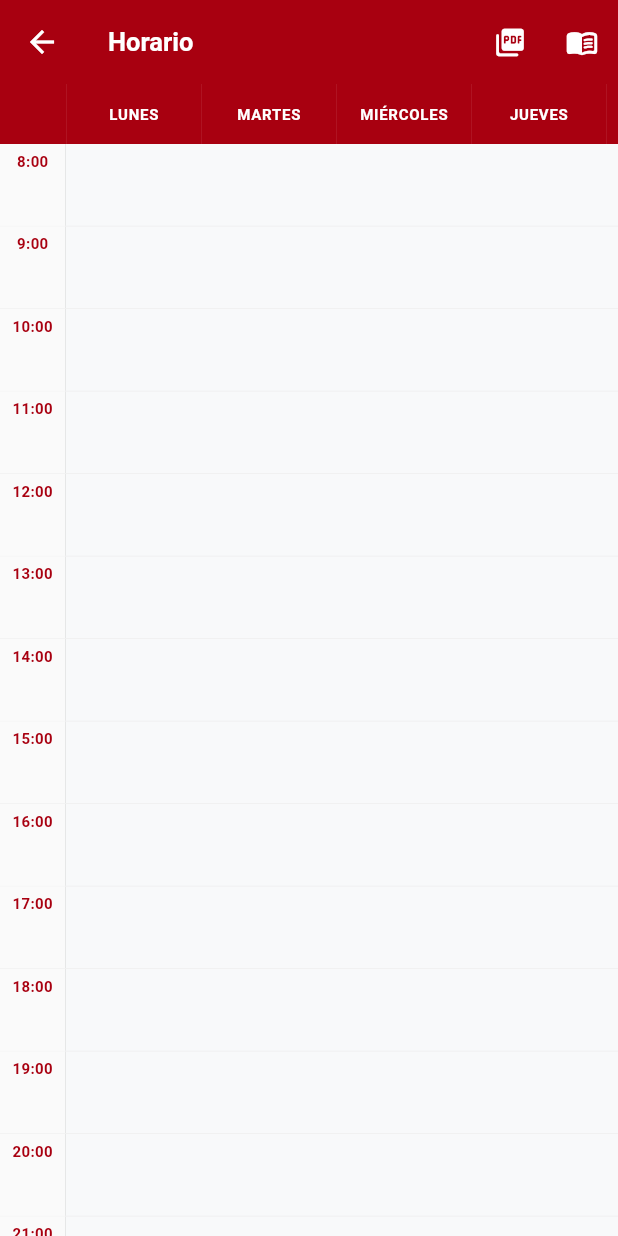
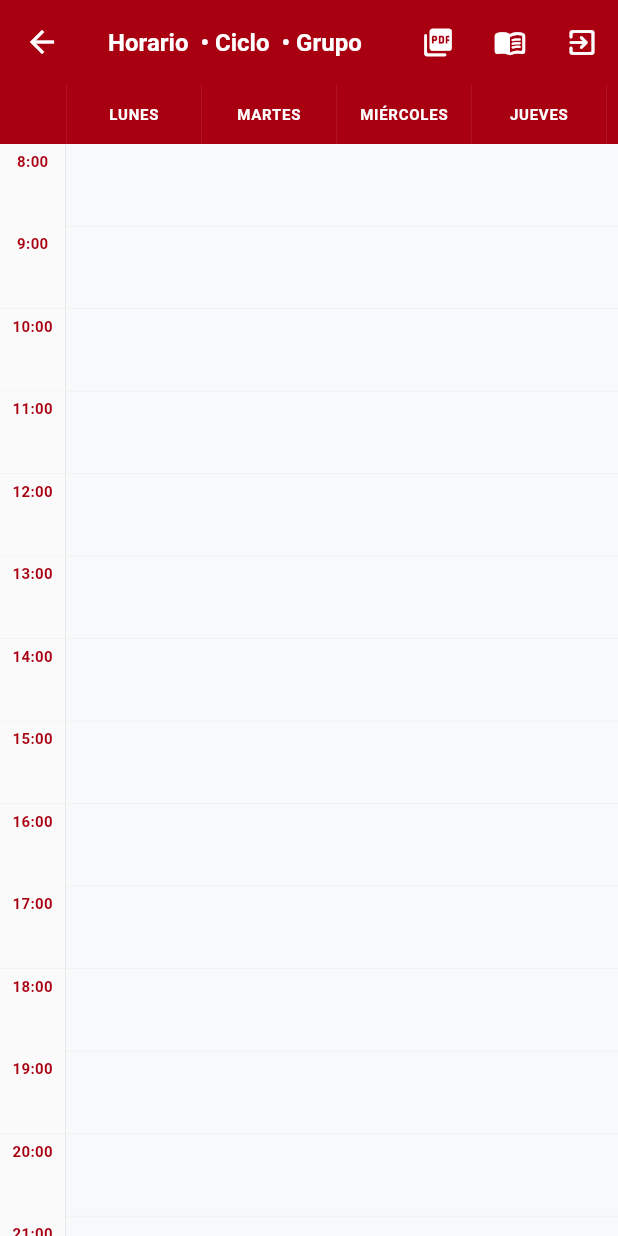
Before and after one commit to jado21/GestionAppMovil, a Flutter app: the ResultadoScreen screen opened directly with empty values, on a phone screen of 412 x 824 dp. Run offline on Flutter 3.47's test engine with Material 3 defaults, Android fonts, the phone set to English and light mode, and no system bars; our stand-ins replace pdf, printing, shared_preferences; accounts and stored records are empty; network calls fail.

Commit message:
Adición del botón de exit, cambios en el encabezado de horario y cursos, y versión responsive design.

```diff
--- a/lib/main.dart
+++ b/lib/main.dart
@@ -1,5 +1,5 @@
 import 'package:flutter/material.dart';
-import 'package:mobile_app_test/screens/welcome_screen.dart';
+import 'package:mobile_app_test/screens/bienvenida_screen.dart';
 
 void main() {
   runApp(const MyApp());
--- a/lib/models/horario_response.dart
+++ b/lib/models/horario_response.dart
@@ -1,4 +1,3 @@
-
 import 'clase.dart';
 
 class HorarioResponse {
--- a/lib/screens/schedule_screen.dart
+++ b/lib/screens/horario_screen.dart
@@ -1,4 +1,5 @@
 import 'package:flutter/material.dart';
+import 'package:flutter/services.dart';
 import 'package:pdf/pdf.dart';
 import 'package:pdf/widgets.dart' as pw;
 import 'package:printing/printing.dart';
@@ -9,18 +10,29 @@ import 'cursos_screen.dart';
 
 class ResultadoScreen extends StatefulWidget {
   final HorarioResponse horarioResponse;
+  final String periodo;
+  final String escuela;
+  final String ciclo;
+  final String grupo;
 
-  const ResultadoScreen({super.key, required this.horarioResponse});
+  const ResultadoScreen({
+    super.key,
+    required this.horarioResponse,
+    required this.periodo,
+    required this.escuela,
+    required this.ciclo,
+    required this.grupo,
+  });
 
   @override
   State<ResultadoScreen> createState() => _ResultadoScreenState();
 }
 
 class _ResultadoScreenState extends State<ResultadoScreen> {
-  final double widthColumnaHora = 44.0;
-  final double widthColumnaDia = 90.0;
-  final double heightHora = 55.0;
-  final double heightHeader = 40.0;
+  final double anchoColumnaHora = 44.0;
+  double anchoColumnaDia = 90.0;
+  final double altoHora = 55.0;
+  final double altoCabecera = 40.0;
   final Color rojoOscuro = const Color(0xFFA80010);
 
   final int horaInicioGlobal = 8;
@@ -262,21 +274,62 @@ class _ResultadoScreenState extends State<ResultadoScreen> {
   Future<void> _exportarPDF() async {
     final pdf = pw.Document();
 
+    final String tituloPrincipal = 'Horario ${widget.periodo} | Ciclo ${widget.ciclo} | Grupo ${widget.grupo}';
+    final String subtitulo = (widget.ciclo == '1' || widget.ciclo == 'I') ? '' : widget.escuela;
+    final double altoHeaderPdf = subtitulo.isEmpty ? 35.0 : 45.0;
+
+    final double anchoColumnaDiaPdf = (PdfPageFormat.a4.width - anchoColumnaHora) / diasSemana.length;
+
     final double anchoTotal =
-        widthColumnaHora + (diasSemana.length * widthColumnaDia);
+        anchoColumnaHora + (diasSemana.length * anchoColumnaDiaPdf);
     final double altoTotal =
-        heightHeader + ((horaFinGlobal - horaInicioGlobal + 1) * heightHora);
+        altoCabecera + ((horaFinGlobal - horaInicioGlobal + 1) * altoHora) + altoHeaderPdf;
 
     pdf.addPage(
       pw.Page(
         pageFormat: PdfPageFormat(anchoTotal, altoTotal, marginAll: 0),
         build: (pw.Context context) {
-          return pw.Stack(
+          return pw.Column(
+            crossAxisAlignment: pw.CrossAxisAlignment.start,
             children: [
-              _dibujarGrillaPdf(
-                  horaFinGlobal - horaInicioGlobal + 1, horaInicioGlobal, anchoTotal),
-              _dibujarCabecerasPdf(),
-              ..._generarBloquesPdf(horaInicioGlobal),
+              pw.Padding(
+                padding: const pw.EdgeInsets.only(left: 10, top: 10, right: 10),
+                child: pw.Column(
+                  crossAxisAlignment: pw.CrossAxisAlignment.start,
+                  children: [
+                    pw.Text(
+                      tituloPrincipal,
+                      style: pw.TextStyle(
+                        fontSize: 14,
+                        fontWeight: pw.FontWeight.bold,
+                      ),
+                    ),
+                    if (subtitulo.isNotEmpty) ...[
+                      pw.SizedBox(height: 3),
+                      pw.Text(
+                        subtitulo,
+                        style: const pw.TextStyle(
+                          fontSize: 10,
+                          color: PdfColors.grey700,
+                        ),
+                      ),
+                    ],
+                  ],
+                ),
+              ),
+              pw.SizedBox(height: 5),
+              pw.SizedBox(
+                width: anchoTotal,
+                height: altoTotal - altoHeaderPdf - 5,
+                child: pw.Stack(
+                  children: [
+                    _dibujarGrillaPdf(
+                        horaFinGlobal - horaInicioGlobal + 1, horaInicioGlobal, anchoTotal),
+                    _dibujarCabecerasPdf(anchoColumnaDiaPdf),
+                    ..._generarBloquesPdf(horaInicioGlobal, anchoColumnaDiaPdf),
+                  ],
+                ),
+              ),
             ],
           );
         },
@@ -293,21 +346,48 @@ class _ResultadoScreenState extends State<ResultadoScreen> {
 
   @override
   Widget build(BuildContext context) {
+    final double anchoPantalla = MediaQuery.of(context).size.width;
+    final double anchoCalculado = (anchoPantalla - anchoColumnaHora) / diasSemana.length;
+    anchoColumnaDia = anchoCalculado > 90.0 ? anchoCalculado : 90.0;
+
     final double anchoTotal =
-        widthColumnaHora + (diasSemana.length * widthColumnaDia);
+        anchoColumnaHora + (diasSemana.length * anchoColumnaDia);
     final int totalFilas = horaFinGlobal - horaInicioGlobal + 1;
-    final double altoTotal = heightHeader + (totalFilas * heightHora);
+    final double altoTotal = altoCabecera + (totalFilas * altoHora);
+
+    final String tituloPrincipal = 'Horario ${widget.periodo} • Ciclo ${widget.ciclo} • Grupo ${widget.grupo}';
+
+    final String subtitulo = (widget.ciclo == '1' || widget.ciclo == 'I')
+        ? ''
+        : widget.escuela;
 
     return Scaffold(
       backgroundColor: const Color(0xFFF8F9FA),
       appBar: AppBar(
-        title: const Text(
-          'Horario ',
-          style: TextStyle(
-            color: Colors.white,
-            fontWeight: FontWeight.bold,
-            fontSize: 17,
-          ),
+        title: Column(
+          crossAxisAlignment: CrossAxisAlignment.start,
+          mainAxisSize: MainAxisSize.min,
+          children: [
+            Text(
+              tituloPrincipal,
+              style: const TextStyle(
+                color: Colors.white,
+                fontWeight: FontWeight.bold,
+                fontSize: 16,
+              ),
+              maxLines: 1,
+              overflow: TextOverflow.ellipsis,
+            ),
+            if (subtitulo.isNotEmpty)
+              Text(
+                subtitulo,
+                style: const TextStyle(
+                  color: Colors.white70,
+                  fontSize: 13,
+                  fontWeight: FontWeight.w400,
+                ),
+              ),
+          ],
         ),
         backgroundColor: rojoOscuro,
         iconTheme: const IconThemeData(color: Colors.white),
@@ -328,7 +408,12 @@ class _ResultadoScreenState extends State<ResultadoScreen> {
                   reverseTransitionDuration: const Duration(milliseconds: 300),
                   pageBuilder: (context, animation, secondaryAnimation) {
                     return CursosScreen(
-                        horarioResponse: widget.horarioResponse);
+                      horarioResponse: widget.horarioResponse,
+                      periodo: widget.periodo,
+                      escuela: widget.escuela,
+                      ciclo: widget.ciclo,
+                      grupo: widget.grupo,
+                    );
                   },
                   transitionsBuilder:
                       (context, animation, secondaryAnimation, child) {
@@ -351,6 +436,11 @@ class _ResultadoScreenState extends State<ResultadoScreen> {
               );
             },
             tooltip: 'Ver cursos',
+          ),
+          IconButton(
+            icon: const Icon(Icons.exit_to_app_rounded, size: 22),
+            onPressed: () => SystemNavigator.pop(),
+            tooltip: 'Salir',
           ),
         ],
       ),
@@ -376,11 +466,11 @@ class _ResultadoScreenState extends State<ResultadoScreen> {
   Widget _dibujarGrillaFondoUI(int total, int inicio, double ancho) {
     return Column(
       children: [
-        SizedBox(height: heightHeader),
+        SizedBox(height: altoCabecera),
         ...List.generate(
           total,
           (i) => Container(
-            height: heightHora,
+            height: altoHora,
             width: ancho,
             decoration: BoxDecoration(
               border: Border(
@@ -390,7 +480,7 @@ class _ResultadoScreenState extends State<ResultadoScreen> {
             child: Row(
               children: [
                 Container(
-                  width: widthColumnaHora,
+                  width: anchoColumnaHora,
                   alignment: Alignment.topCenter,
                   padding: const EdgeInsets.only(top: 4),
                   decoration: BoxDecoration(
@@ -420,16 +510,16 @@ class _ResultadoScreenState extends State<ResultadoScreen> {
     return Row(
       children: [
         Container(
-          width: widthColumnaHora,
-          height: heightHeader,
+          width: anchoColumnaHora,
+          height: altoCabecera,
           decoration: BoxDecoration(
             color: rojoOscuro,
           ),
         ),
         ...diasSemana.map(
           (dia) => Container(
-            width: widthColumnaDia,
-            height: heightHeader,
+            width: anchoColumnaDia,
+            height: altoCabecera,
             decoration: BoxDecoration(
               color: rojoOscuro,
               border: Border(
@@ -476,9 +566,9 @@ class _ResultadoScreenState extends State<ResultadoScreen> {
         final double fin = _parseHora(clase.horaFin);
 
         final double top =
-            heightHeader + ((inicio - horaInicioGrid) * heightHora);
-        final double height = (fin - inicio) * heightHora;
-        final double left = widthColumnaHora + (indexColumna * widthColumnaDia);
+            altoCabecera + ((inicio - horaInicioGrid) * altoHora);
+        final double height = (fin - inicio) * altoHora;
+        final double left = anchoColumnaHora + (indexColumna * anchoColumnaDia);
 
         final Color colorFondo = _obtenerColorCurso(clase.curso);
         final Color colorTexto =
@@ -488,7 +578,7 @@ class _ResultadoScreenState extends State<ResultadoScreen> {
           Positioned(
             left: left + 1.5,
             top: top + 1,
-            width: widthColumnaDia - 3,
+            width: anchoColumnaDia - 3,
             height: height - 2,
             child: GestureDetector(
               onTap: () => _mostrarDetalleClase(clase, diaData),
@@ -573,11 +663,11 @@ class _ResultadoScreenState extends State<ResultadoScreen> {
   pw.Widget _dibujarGrillaPdf(int total, int inicio, double ancho) {
     return pw.Column(
       children: [
-        pw.SizedBox(height: heightHeader),
+        pw.SizedBox(height: altoCabecera),
         ...List.generate(
           total,
           (i) => pw.Container(
-            height: heightHora,
+            height: altoHora,
             width: ancho,
             decoration: const pw.BoxDecoration(
               border: pw.Border(bottom: pw.BorderSide(color: PdfColors.grey200)),
@@ -585,7 +675,7 @@ class _ResultadoScreenState extends State<ResultadoScreen> {
             child: pw.Row(
               children: [
                 pw.Container(
-                  width: widthColumnaHora,
+                  width: anchoColumnaHora,
                   alignment: pw.Alignment.topCenter,
                   padding: const pw.EdgeInsets.only(top: 4),
                   decoration: const pw.BoxDecoration(
@@ -609,18 +699,18 @@ class _ResultadoScreenState extends State<ResultadoScreen> {
     );
   }
 
-  pw.Widget _dibujarCabecerasPdf() {
+  pw.Widget _dibujarCabecerasPdf(double anchoColDiaPdf) {
     return pw.Row(
       children: [
         pw.Container(
-          width: widthColumnaHora,
-          height: heightHeader,
+          width: anchoColumnaHora,
+          height: altoCabecera,
           color: PdfColor.fromInt(rojoOscuro.toARGB32()),
         ),
         ...diasSemana.map(
           (dia) => pw.Container(
-            width: widthColumnaDia,
-            height: heightHeader,
+            width: anchoColDiaPdf,
+            height: altoCabecera,
             color: PdfColor.fromInt(rojoOscuro.toARGB32()),
             alignment: pw.Alignment.center,
             child: pw.Text(
@@ -637,7 +727,7 @@ class _ResultadoScreenState extends State<ResultadoScreen> {
     );
   }
 
-  List<pw.Widget> _generarBloquesPdf(int horaInicioGrid) {
+  List<pw.Widget> _generarBloquesPdf(int horaInicioGrid, double anchoColDiaPdf) {
     List<pw.Widget> bloques = [];
     if (widget.horarioResponse.horarios.isEmpty) return [];
 
@@ -658,9 +748,9 @@ class _ResultadoScreenState extends State<ResultadoScreen> {
         final double inicio = _parseHora(clase.horaInicio);
         final double fin = _parseHora(clase.horaFin);
         final double top =
-            heightHeader + ((inicio - horaInicioGrid) * heightHora);
-        final double height = (fin - inicio) * heightHora;
-        final double left = widthColumnaHora + (indexCol * widthColumnaDia);
+            altoCabecera + ((inicio - horaInicioGrid) * altoHora);
+        final double height = (fin - inicio) * altoHora;
+        final double left = anchoColumnaHora + (indexCol * anchoColDiaPdf);
 
         final Color c = _obtenerColorCurso(clase.curso);
         final PdfColor colorF = PdfColor.fromInt(c.toARGB32());
@@ -672,7 +762,7 @@ class _ResultadoScreenState extends State<ResultadoScreen> {
             left: left + 1.5,
             top: top + 1,
             child: pw.Container(
-              width: widthColumnaDia - 3,
+              width: anchoColDiaPdf - 3,
               height: height - 2,
               padding: const pw.EdgeInsets.all(4),
               decoration: pw.BoxDecoration(
```
Also changed, not shown: lib/screens/cursos_screen.dart (+68 -19 lines), lib/screens/seleccion_horario_screen.dart (+21 -2 lines), lib/utils/format_helpers.dart (+6 -3 lines), lib/screens/bienvenida_screen.dart (renamed from lib/screens/welcome_screen.dart).
